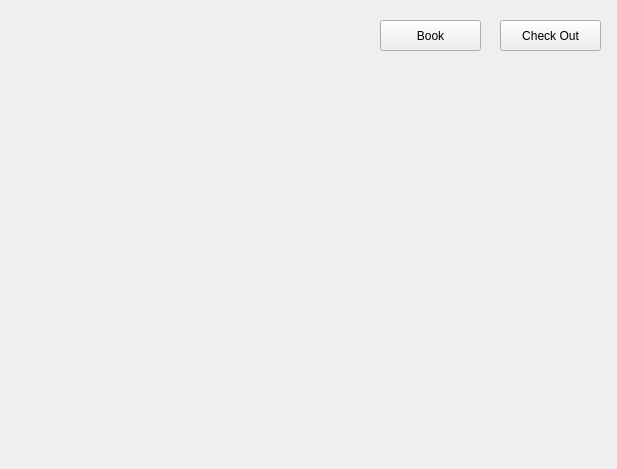
The window that mainwindow.ui (blendjam/Bookspot) describes before a commit, drawn with Qt 5.
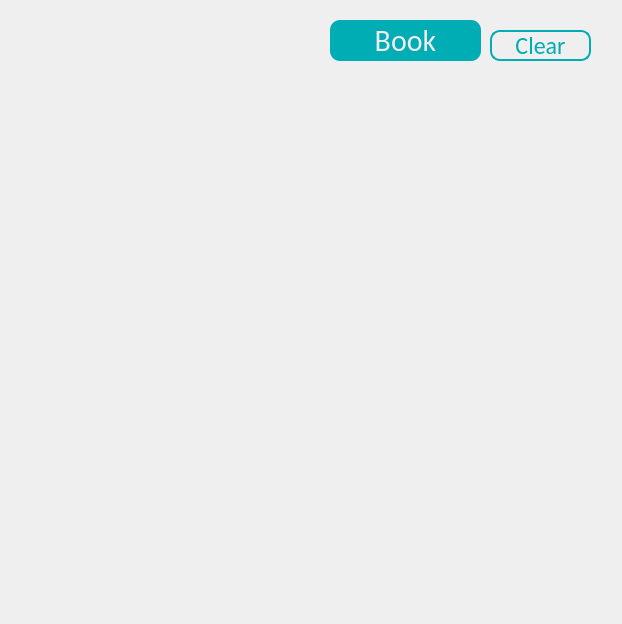
The same window after the commit.

What changed in the file:
```diff
--- a/mainwindow.ui
+++ b/mainwindow.ui
@@ -6,26 +6,65 @@
    <rect>
     <x>0</x>
     <y>0</y>
-    <width>617</width>
-    <height>469</height>
+    <width>622</width>
+    <height>624</height>
    </rect>
   </property>
+  <property name="font">
+   <font>
+    <family>SansSerif</family>
+   </font>
+  </property>
+  <property name="cursor">
+   <cursorShape>ArrowCursor</cursorShape>
+  </property>
   <property name="windowTitle">
    <string>MainWindow</string>
   </property>
   <property name="styleSheet">
-   <string notr="true"/>
+   <string notr="true">
+   MainWindow{
+       background-color: #222831;
+   }
+    Box{
+        border: 5px solid #8c8c8c;
+    }
+    #pushButton_close{
+        background: none;
+        color: #00adb5;
+        border: 2px solid #00adb5;
+        border-radius: 10px;
+    }
+    #pushButton_book{
+        background: #00adb5;
+        color: #eeeeee;
+        font-size: 30px;
+        border-radius: 10px;
+    }
+   
+   </string>
   </property>
   <widget class="QWidget" name="centralwidget">
    <widget class="QPushButton" name="pushButton_book">
     <property name="geometry">
      <rect>
-      <x>380</x>
+      <x>330</x>
       <y>20</y>
-      <width>101</width>
-      <height>31</height>
+      <width>151</width>
+      <height>41</height>
      </rect>
     </property>
+    <property name="font">
+     <font>
+      <family>Calibri</family>
+      <pointsize>-1</pointsize>
+      <weight>50</weight>
+      <bold>false</bold>
+     </font>
+    </property>
+    <property name="cursor">
+     <cursorShape>PointingHandCursor</cursorShape>
+    </property>
     <property name="text">
      <string>Book</string>
     </property>
@@ -33,14 +72,23 @@
    <widget class="QPushButton" name="pushButton_close">
     <property name="geometry">
      <rect>
-      <x>500</x>
-      <y>20</y>
+      <x>490</x>
+      <y>30</y>
       <width>101</width>
       <height>31</height>
      </rect>
     </property>
+    <property name="font">
+     <font>
+      <family>Calibri</family>
+      <pointsize>18</pointsize>
+     </font>
+    </property>
+    <property name="cursor">
+     <cursorShape>PointingHandCursor</cursorShape>
+    </property>
     <property name="text">
-     <string>Check Out</string>
+     <string>Clear</string>
     </property>
    </widget>
    <widget class="QWidget" name="gridLayoutWidget">
```
Left out of the diff: 6 changed lines with no effect on the pictures.
